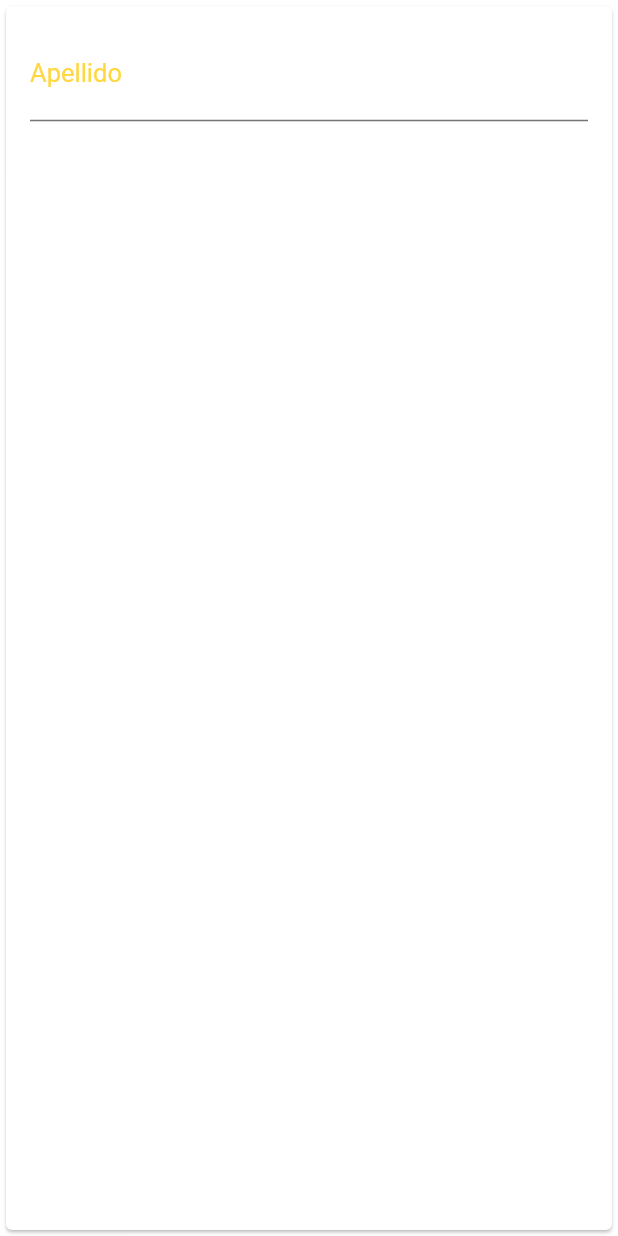
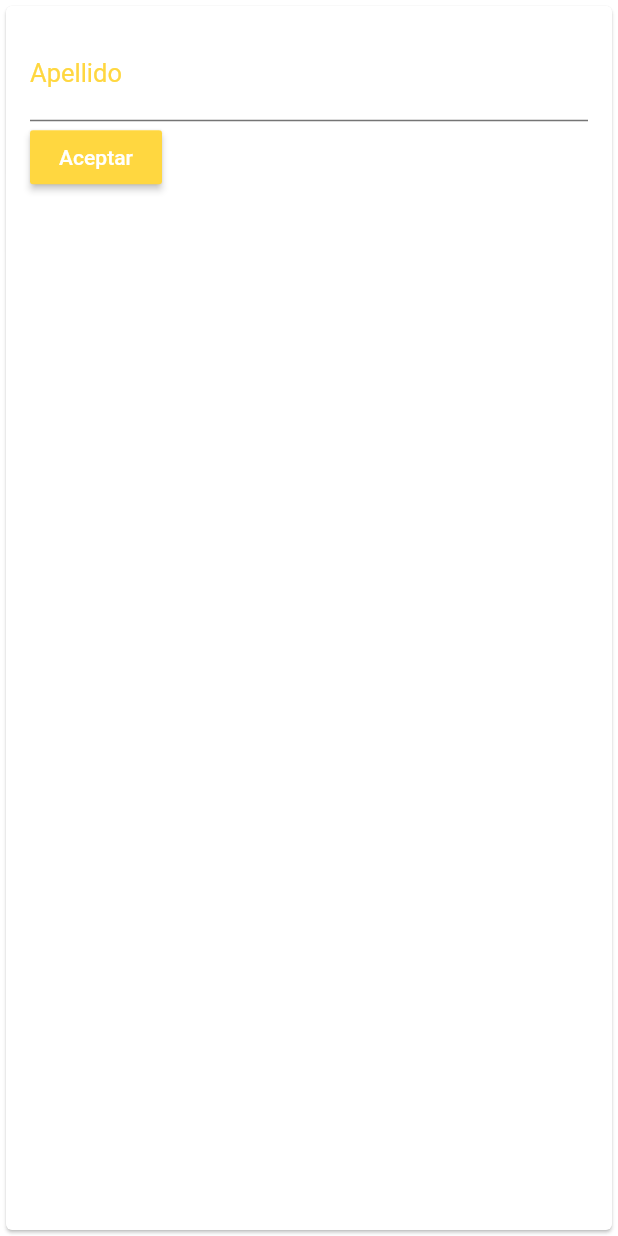
Before and after one commit to Summy21/communication, a Flutter app: the screen it shows after launch, on a phone screen of 412 x 824 dp. Run offline on Flutter 3.47's test engine with Material 2 defaults, Android fonts, the phone set to English and light mode, and no system bars.

Commit message:
cambiando componente color

```diff
--- a/lib/communication_page.dart
+++ b/lib/communication_page.dart
@@ -62,6 +62,7 @@ class _CommunicationComponentState extends State<CommunicationComponent> {
               ),
               controller: widget.controller,
               onChanged: (String value) {
+                print('value::: $value');
                 setState(() {
                   widget.controller.text = value;
                   if (widget.changeValue) {
--- a/lib/main.dart
+++ b/lib/main.dart
@@ -1,15 +1,31 @@
-import 'package:communication_project/example_page.dart';
-import 'package:communication_project/scope_model/main_model.dart';
 import 'package:flutter/material.dart';
-import 'package:scoped_model/scoped_model.dart';
 
 void main() {
   runApp(MyApp());
 }
 
-class MyApp extends StatelessWidget {
+class MyApp extends StatefulWidget {
+  @override
+  _MyAppState createState() => _MyAppState();
+}
+
+class _MyAppState extends State<MyApp> {
   TextEditingController textEditingController1 = TextEditingController();
   TextEditingController textEditingController2 = TextEditingController();
+
+  @override
+  void initState() {
+    textEditingController1.addListener(() {
+      setState(() {});
+    });
+    super.initState();
+  }
+
+  @override
+  void dispose() {
+    textEditingController1.dispose();
+    super.dispose();
+  }
 
   @override
   Widget build(BuildContext context) {
@@ -65,11 +81,12 @@ class _CommunicationComponentState extends State<CommunicationComponent> {
 
   @override
   Widget build(BuildContext context) {
-    return GestureDetector(
-        child: Card(
+    return Card(
       child: Padding(
         padding: const EdgeInsets.all(16.0),
-            child: TextFormField(
+        child: Column(
+          children: [
+            TextFormField(
               style: TextStyle(
                 color: widget.background,
                 fontSize: 17.0,
@@ -91,26 +108,32 @@ class _CommunicationComponentState extends State<CommunicationComponent> {
                     borderSide: BorderSide(color: Colors.black54)),
               ),
               controller: widget.controller,
-              onChanged: (String value) {
-                setState(() {
-                  widget.controller.text = value;
+            ),
+            Row(
+              children: [
+                RaisedButton(
+                    textColor: Colors.white,
+                    color: widget.background,
+                    child: Text('Aceptar'),
+                    onPressed: () {
                       if (widget.changeValue) {
                         widget.controller.text =
                             '${widget.controller.text} valor editado';
                       }
-                  print('widget.controller.text:: ${widget.controller.text}');
-                });
-              },
+                      print('controlador:: ${widget.controller}');
+                      print(
+                          'widget.controller.text:: ${widget.controller.text}');
+                      if (widget.controller.text != null &&
+                          widget.controller.text != '') {
+                        _showDialog(widget.controller.text);
+                      }
+                    }),
+              ],
+            )
+          ],
         ),
       ),
-        ),
-        onTap: () async {
-          print('controlador:: ${widget.controller}');
-          print('controlador text:: ${widget.controller.text}');
-          if (widget.controller.text != null && widget.controller.text != '') {
-            _showDialog(widget.controller.text);
-          }
-        });
+    );
   }
 
   void _assignController() {
```
Lines whose indentation alone changed are shown as unchanged.
